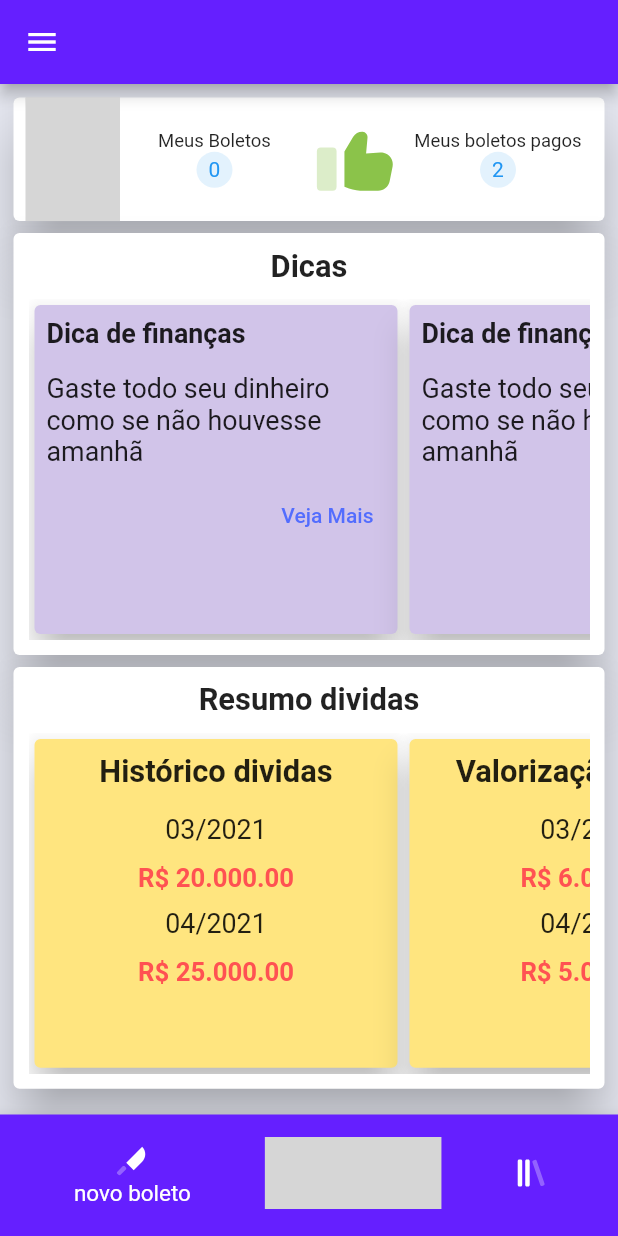
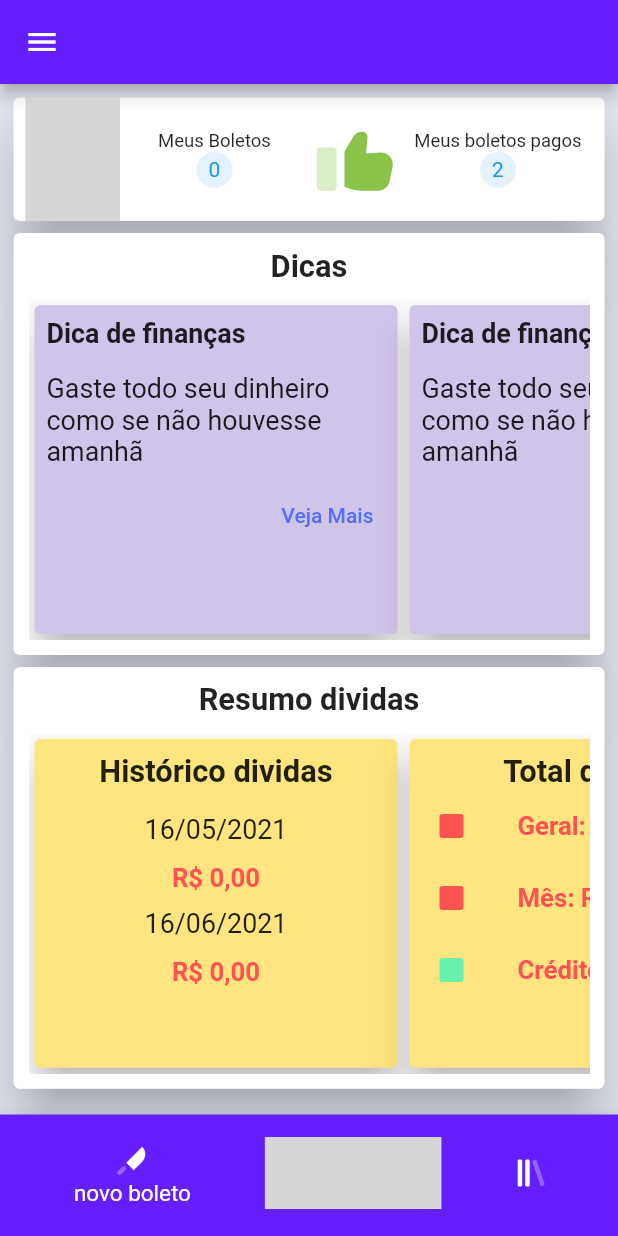
Before and after one commit to EdRodrigues12/Ja-Paguei-Meus-Boletos, a Flutter app: the screen it shows after launch, in the side drawer, after a tap on "Meus boletos pagos", on a phone screen of 412 x 824 dp. Run offline on Flutter 3.47's test engine with Material 2 defaults, Android fonts, the phone set to English and light mode, and no system bars; our stand-ins replace dio, flutter_local_notifications, flutter_masked_text, flutter_mobx, flutter_svg, mobx and 2 more; missing offline and left inert: spinner_input, workmanager; accounts and stored records are empty; generated files the repository leaves out were written again; grey boxes are pictures that could not be loaded.

Commit message:
paid paymentsSlips page paid update

```diff
--- a/lib/app/model/payment_slip.dart
+++ b/lib/app/model/payment_slip.dart
@@ -1,7 +1,7 @@
 class PaymentSlip {
   final int id;
   final String description;
-  final String date;
+  String date;
   final double value;
   int parcelas;
   bool paid = false;
--- a/lib/app/repository/payment_slip_repository.dart
+++ b/lib/app/repository/payment_slip_repository.dart
@@ -19,4 +19,8 @@ class PaymentSlipRepository {
   Future<List<PaymentSlip>> findAll() async {
     return _dao.findAll();
   }
+
+  Future<List<PaymentSlip>> getPaidPayments() async {
+    return _dao.getPaidPayments();
+  }
 }
--- a/lib/app/ui/home/home_page.dart
+++ b/lib/app/ui/home/home_page.dart
@@ -81,7 +81,8 @@ class _HomePageState extends State<HomePage> {
                                 flex: 2,
                                 child: InkWell(
                                   onTap: () {
-                                    Navigator.pushNamed(context, '/listPaymentsSlip');
+                                    Navigator.pushNamed(
+                                        context, '/listPaymentsSlip');
                                   },
                                   splashColor: _customColors[0]['bkg'],
                                   child: Column(
@@ -146,10 +147,8 @@ class _HomePageState extends State<HomePage> {
                                 flex: 2,
                                 child: InkWell(
                                   onTap: () {
-                                    SnackBar snackBar = new SnackBar(
-                                      content: Text("Em construção!"),
-                                    );
-                                    Scaffold.of(context).showSnackBar(snackBar);
+                                    Navigator.pushNamed(
+                                        context, '/paidPayments');
                                   },
                                   splashColor: _customColors[1]['bkg'],
                                   child: Column(
@@ -295,7 +294,7 @@ class _HomePageState extends State<HomePage> {
                           child: ListView(
                             scrollDirection: Axis.horizontal,
                             children: [
-                              SizedBox(
+                              /*SizedBox(
                                 width: 250,
                                 child: Card(
                                   color: Colors.amberAccent[100],
@@ -361,7 +360,7 @@ class _HomePageState extends State<HomePage> {
                                     ],
                                   ),
                                 ),
-                              ),
+                              ),*/
                               SizedBox(
                                 width: 250,
                                 child: Card(
@@ -371,59 +370,86 @@ class _HomePageState extends State<HomePage> {
                                     children: [
                                       Padding(
                                         padding: EdgeInsets.only(top: 10),
-                                        child: Text(valorizacaoDividas,
+                                        child: Text(historicoDividas,
                                             style: TextStyle(
                                                 fontSize: screenSize.width / 20,
                                                 fontWeight: FontWeight.bold)),
                                       ),
+                                      FutureBuilder<Map<String, dynamic>>(
+                                        future: vmPayment.getAppreciationDebt(),
+                                        builder: (context, snapshot) {
+                                          if (snapshot.hasData) {
+                                            return Column(children: [
                                               ListTile(
                                                 dense: true,
                                                 title: Padding(
-                                          padding: const EdgeInsets.all(12.0),
+                                                  padding: const EdgeInsets.all(
+                                                      12.0),
                                                   child: Center(
                                                     child: Text(
-                                              "03/2021",
+                                                      formatDateBr(snapshot
+                                                          .data['pastMonth']),
                                                       style: TextStyle(
-                                                fontSize: screenSize.width / 23,
+                                                        fontSize:
+                                                            screenSize.width /
+                                                                23,
                                                       ),
                                                     ),
                                                   ),
                                                 ),
                                                 subtitle: Center(
                                                   child: Text(
-                                            'R\$ 6.000.00',
+                                                    formatMoneyBr(snapshot.data[
+                                                        'valuePastMonth']),
                                                     style: TextStyle(
-                                                fontSize: screenSize.width / 24,
+                                                        fontSize:
+                                                            screenSize.width /
+                                                                24,
                                                         color: Colors.redAccent,
-                                                fontWeight: FontWeight.bold),
+                                                        fontWeight:
+                                                            FontWeight.bold),
                                                   ),
                                                 ),
                                               ),
                                               ListTile(
                                                 dense: true,
                                                 title: Padding(
-                                          padding: const EdgeInsets.only(
+                                                  padding:
+                                                      const EdgeInsets.only(
                                                           left: 12.0,
                                                           right: 12.0,
                                                           bottom: 12.0),
                                                   child: Center(
                                                     child: Text(
-                                              "04/2021",
+                                                      formatDateBr(
+                                                          snapshot.data[
+                                                              'currentMonth']),
                                                       style: TextStyle(
                                                           fontSize:
-                                                      screenSize.width / 23),
+                                                              screenSize.width /
+                                                                  23),
                                                     ),
                                                   ),
                                                 ),
                                                 subtitle: Center(
                                                   child: Text(
-                                            'R\$ 5.000.00',
+                                                    formatMoneyBr(snapshot.data[
+                                                        'valueCurrentMonth']),
                                                     style: TextStyle(
-                                                fontSize: screenSize.width / 24,
+                                                        fontSize:
+                                                            screenSize.width /
+                                                                24,
                                                         color: Colors.redAccent,
-                                                fontWeight: FontWeight.bold),
+                                                        fontWeight:
+                                                            FontWeight.bold),
                                                   ),
                                                 ),
+                                              ),
+                                            ]);
+                                          } else {
+                                            return SizedBox();
+                                          }
+                                        },
                                       ),
                                     ],
                                   ),
@@ -457,7 +483,7 @@ class _HomePageState extends State<HomePage> {
                                                   title: Text(
                                                     'Geral: ' +
                                                         formatMoneyBr(snapshot
-                                                            .data.values.first),
+                                                            .data.values.last),
                                                     style: TextStyle(
                                                         fontSize:
                                                             screenSize.width /
@@ -475,7 +501,7 @@ class _HomePageState extends State<HomePage> {
                                                   title: Text(
                                                     'Mês: ' +
                                                         formatMoneyBr(snapshot
-                                                            .data.values.last),
+                                                            .data.values.first),
                                                     style: TextStyle(
                                                         fontSize:
                                                             screenSize.width /
--- a/lib/app/ui/paymentSlip/payment_slip_viewmodel.dart
+++ b/lib/app/ui/paymentSlip/payment_slip_viewmodel.dart
@@ -27,13 +27,21 @@ abstract class _PaymentSlipViewModelBase with Store {
   @action
   Future<void> update(int id, bool paid, context) async {
     PaymentSlip paymentSlip = await repository.findId(id);
+    var dataPayment = paymentSlip.date;
+    var newDataPayment = formatDateTime(dataPayment);
     print(paymentSlip);
     if (paid) {
+      if(paymentSlip.parcelas == 0) {
+        paymentSlip.parcelas = paymentSlip.parcelas + 1;
+      } else {
+        paymentSlip.parcelas = paymentSlip.parcelas - 1;
+      }
       paymentSlip.paid = paid;
-      paymentSlip.parcelas = paymentSlip.parcelas - 1;
+      paymentSlip.date = formatDateBr(newDataPayment.add(new Duration(days: 30)));
       print(paymentSlip);
       repository.update(paymentSlip);
     } else {
+      paymentSlip.date = formatDateBr(newDataPayment.add(new Duration(days: -30)));
       paymentSlip.paid = paid;
       paymentSlip.parcelas = paymentSlip.parcelas + 1;
       repository.update(paymentSlip);
@@ -47,6 +55,12 @@ abstract class _PaymentSlipViewModelBase with Store {
   }
 
   @action
+  Future<List<PaymentSlip>> getPaidPayments() async {
+    List<PaymentSlip> list = await repository.getPaidPayments();
+    return list;
+  }
+
+  @action
   Future<Map<String, dynamic>> getTotalDebt() async {
     List<PaymentSlip> list = await getPaymentSlip();
     Map<String, dynamic> values;
@@ -54,7 +68,7 @@ abstract class _PaymentSlipViewModelBase with Store {
     var valueTotal = 0.00;
 
     for (PaymentSlip payments in list) {
-      if (payments.value != null) {
+      if (payments.value != null && payments.parcelas > 0) {
         if (formatDateTime(payments.date).month == DateTime.now().month)
           valueMes = valueMes + (payments.value);
 
@@ -67,4 +81,33 @@ abstract class _PaymentSlipViewModelBase with Store {
     };
     return values;
   }
+
+  @action
+  Future<Map<String, dynamic>> getAppreciationDebt() async {
+    List<PaymentSlip> list = await getPaymentSlip();
+    Map<String, dynamic> values;
+    var valuePastMonth = 0.00;
+    var valueCurrentMonth = 0.00;
+    var currentMonth = DateTime.now();
+    var pastMonth = DateTime.now().subtract(new Duration(days: 31));
+
+    for (PaymentSlip payments in list) {
+      if (payments.value != null && payments.parcelas > 0) {
+        if (formatDateTime(payments.date).month == DateTime.now().month) {
+          valueCurrentMonth = valueCurrentMonth + (payments.value);
+        }
+
+        if(formatDateTime(payments.date).month == DateTime.now().month - 1) {
+          valuePastMonth = valuePastMonth + (payments.value);
+        }
+      }
+    }
+    values = {
+      'valueCurrentMonth': valueCurrentMonth + valuePastMonth,
+      'valuePastMonth': valuePastMonth,
+      'currentMonth': currentMonth,
+      'pastMonth': pastMonth,
+    };
+    return values;
+  }
 }
```
Also changed, not shown: lib/app/database/dao/payment_slip_dao.dart (+17 -4 lines), lib/app/ui/paymentSlip/paidPayment/paid_payment_slip_page.dart (+130 -149 lines), lib/app/ui/paymentSlip/paymentSlipList/payment_slip_list_page.dart (+18 -9 lines), lib/core/routes/router.dart (+3 -4 lines), 1 other file. Lines whose indentation alone changed are shown as unchanged.
